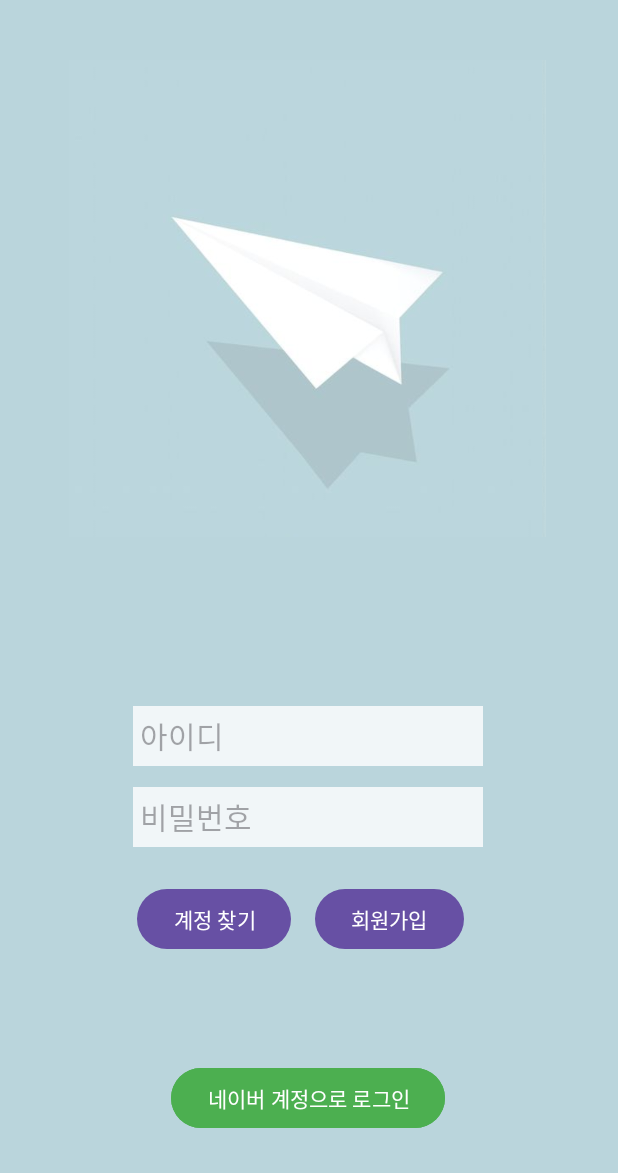
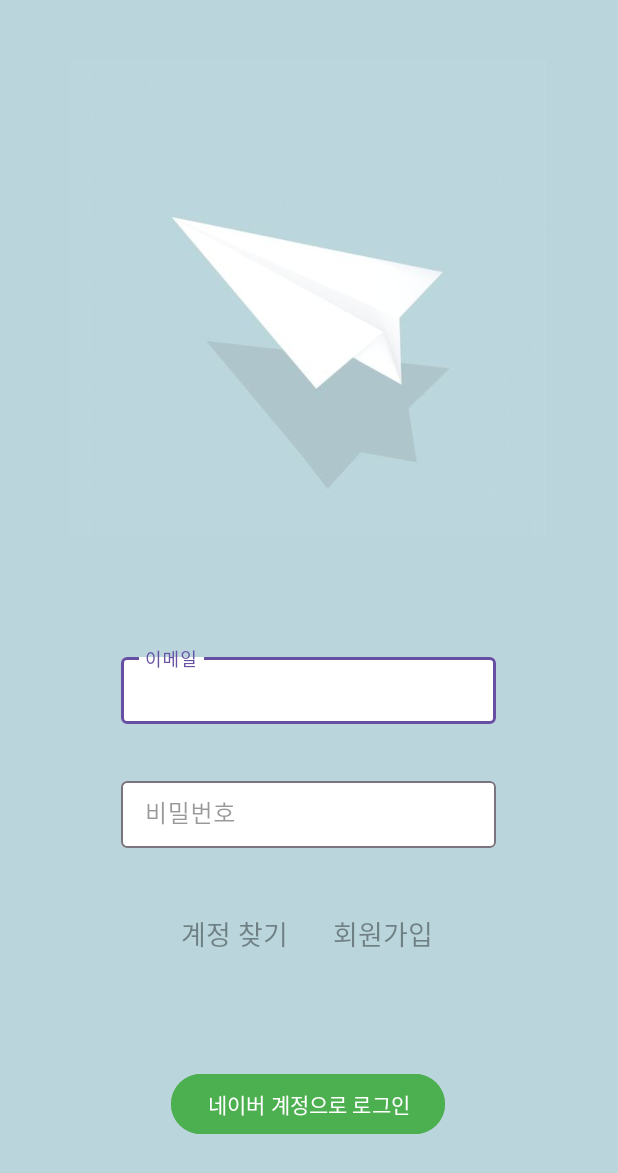
Before and after one commit to dlls21/NHG, an Android app: the layout activity_login.xml on its own in the app's theme, with its tools: preview values and no code run, on a phone screen of 412 x 824 dp. Shown: the top 1173 px of the screen. Run offline under Robolectric (Android 15) with nearby library versions, the phone set to English and light mode, and no system bars.

Commit message:
로그인 화면 구현 (TextInputLayout 활용 및 TextView로 버튼 만들기)

```diff
--- a/app/src/main/res/layout/activity_login.xml
+++ b/app/src/main/res/layout/activity_login.xml
@@ -17,42 +17,11 @@
         app:layout_constraintTop_toTopOf="parent"
         app:srcCompat="@drawable/nhg" />
 
-    <EditText
-        android:id="@+id/et_join_pw"
-        android:layout_width="wrap_content"
-        android:layout_height="40dp"
-        android:background="#CCFFFFFF"
-        android:ems="10"
-        android:hint=" 비밀번호"
-        android:inputType="textPassword"
-        android:textSize="20sp"
-        app:layout_constraintBottom_toBottomOf="parent"
-        app:layout_constraintEnd_toEndOf="parent"
-        app:layout_constraintHorizontal_bias="0.497"
-        app:layout_constraintStart_toStartOf="parent"
-        app:layout_constraintTop_toBottomOf="@+id/et_join_id"
-        app:layout_constraintVertical_bias="0.050000012" />
-
-    <EditText
-        android:id="@+id/et_join_id"
-        android:layout_width="wrap_content"
-        android:layout_height="40dp"
-        android:background="#CCFFFFFF"
-        android:ems="10"
-        android:hint=" 아이디"
-        android:inputType="text"
-        android:textSize="20sp"
-        app:layout_constraintBottom_toBottomOf="parent"
-        app:layout_constraintEnd_toEndOf="parent"
-        app:layout_constraintHorizontal_bias="0.497"
-        app:layout_constraintStart_toStartOf="parent"
-        app:layout_constraintTop_toTopOf="parent"
-        app:layout_constraintVertical_bias="0.6" />
-
     <Button
         android:id="@+id/btn_login_naver_login"
         android:layout_width="wrap_content"
         android:layout_height="wrap_content"
+        android:layout_marginBottom="64dp"
         android:backgroundTint="#4CAF50"
         android:text="네이버 계정으로 로그인"
         app:iconTint="#FFFFFF"
@@ -60,32 +29,82 @@
         app:layout_constraintEnd_toEndOf="parent"
         app:layout_constraintHorizontal_bias="0.497"
         app:layout_constraintStart_toStartOf="parent"
-        app:layout_constraintTop_toBottomOf="@+id/et_join_pw"
-        app:layout_constraintVertical_bias="0.678" />
+        app:layout_constraintTop_toBottomOf="@+id/textInputLayout"
+        app:layout_constraintVertical_bias="0.87" />
 
-    <Button
-        android:id="@+id/btn_login_find_account"
+    <TextView
+        android:id="@+id/tv_login_find_account"
         android:layout_width="wrap_content"
         android:layout_height="wrap_content"
-        android:layout_marginTop="24dp"
+        android:layout_marginEnd="220dp"
         android:text="계정 찾기"
-        app:iconPadding="0dp"
+        android:textColor="#66000000"
+        android:textSize="18sp"
         app:layout_constraintBottom_toBottomOf="parent"
         app:layout_constraintEnd_toEndOf="parent"
-        app:layout_constraintHorizontal_bias="0.295"
-        app:layout_constraintStart_toStartOf="parent"
-        app:layout_constraintTop_toBottomOf="@+id/et_join_pw"
+        app:layout_constraintHorizontal_bias="1.0"
+        app:layout_constraintStart_toStartOf="@+id/til_pw"
+        app:layout_constraintTop_toBottomOf="@id/til_pw"
+        app:layout_constraintVertical_bias="0.187" />
+
+    <TextView
+        android:id="@+id/tv_login_join"
+        android:layout_width="wrap_content"
+        android:layout_height="wrap_content"
+        android:layout_marginStart="30dp"
+        android:text="회원가입"
+        android:textColor="#66000000"
+        android:textSize="18sp"
+        app:layout_constraintBottom_toBottomOf="@+id/tv_login_find_account"
+        app:layout_constraintEnd_toEndOf="@id/til_email"
+        app:layout_constraintHorizontal_bias="0.0"
+        app:layout_constraintStart_toEndOf="@+id/tv_login_find_account"
+        app:layout_constraintTop_toTopOf="@+id/tv_login_find_account"
         app:layout_constraintVertical_bias="0.0" />
 
-    <Button
-        android:id="@+id/btn_login_join"
-        android:layout_width="wrap_content"
-        android:layout_height="wrap_content"
-        android:layout_marginStart="16dp"
-        android:layout_marginTop="24dp"
-        android:text="회원가입"
+    <com.google.android.material.textfield.TextInputLayout
+        android:id="@+id/til_email"
+        android:layout_width="250dp"
+        android:layout_height="50dp"
+        android:hint="이메일"
+        android:textColorHint="#66000000"
+        app:boxBackgroundColor="#FFFFFF"
         app:layout_constraintBottom_toBottomOf="parent"
-        app:layout_constraintStart_toEndOf="@+id/btn_login_find_account"
-        app:layout_constraintTop_toBottomOf="@+id/et_join_pw"
-        app:layout_constraintVertical_bias="0.0" />
+        app:layout_constraintEnd_toEndOf="parent"
+        app:layout_constraintHorizontal_bias="0.496"
+        app:layout_constraintStart_toStartOf="parent"
+        app:layout_constraintTop_toBottomOf="@+id/img_login"
+        app:layout_constraintVertical_bias="0.179">
+
+        <com.google.android.material.textfield.TextInputEditText
+            android:id="@+id/tiet_email"
+            android:layout_width="match_parent"
+            android:layout_height="wrap_content"
+            android:inputType="text|textEmailAddress"
+            android:textColor="#CCFFFFFF" />
+
+    </com.google.android.material.textfield.TextInputLayout>
+
+    <com.google.android.material.textfield.TextInputLayout
+        android:id="@+id/til_pw"
+        android:layout_width="250dp"
+        android:layout_height="50dp"
+        android:hint="비밀번호"
+        android:textColorHint="#66000000"
+        app:boxBackgroundColor="#FFFFFF"
+        app:layout_constraintBottom_toBottomOf="parent"
+        app:layout_constraintEnd_toEndOf="parent"
+        app:layout_constraintHorizontal_bias="0.496"
+        app:layout_constraintStart_toStartOf="parent"
+        app:layout_constraintTop_toBottomOf="@+id/til_email"
+        app:layout_constraintVertical_bias="0.111">
+
+        <com.google.android.material.textfield.TextInputEditText
+            android:id="@+id/tied_pw"
+            android:layout_width="match_parent"
+            android:layout_height="wrap_content"
+            android:inputType="text|textPassword"
+            android:textColor="#CCFFFFFF" />
+    </com.google.android.material.textfield.TextInputLayout>
+
 </androidx.constraintlayout.widget.ConstraintLayout>
```
